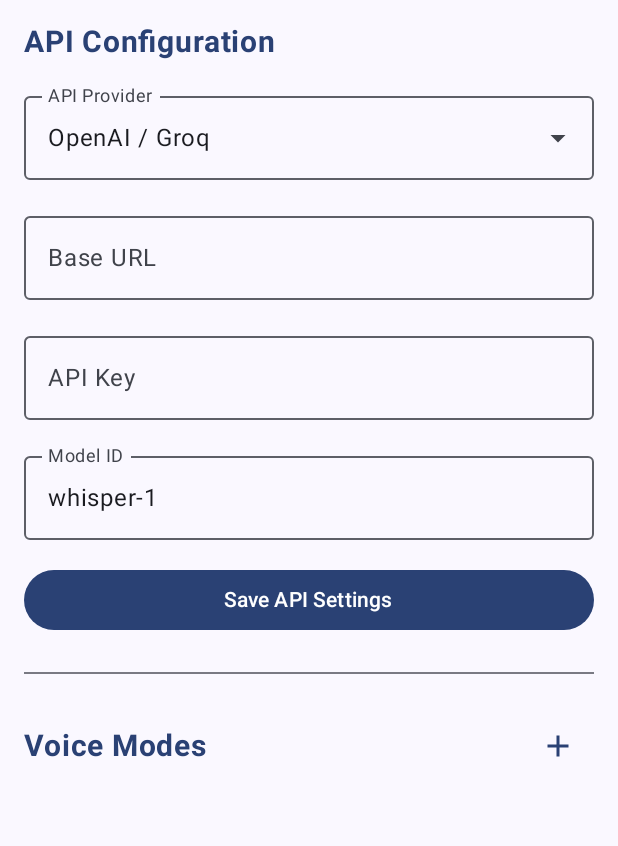
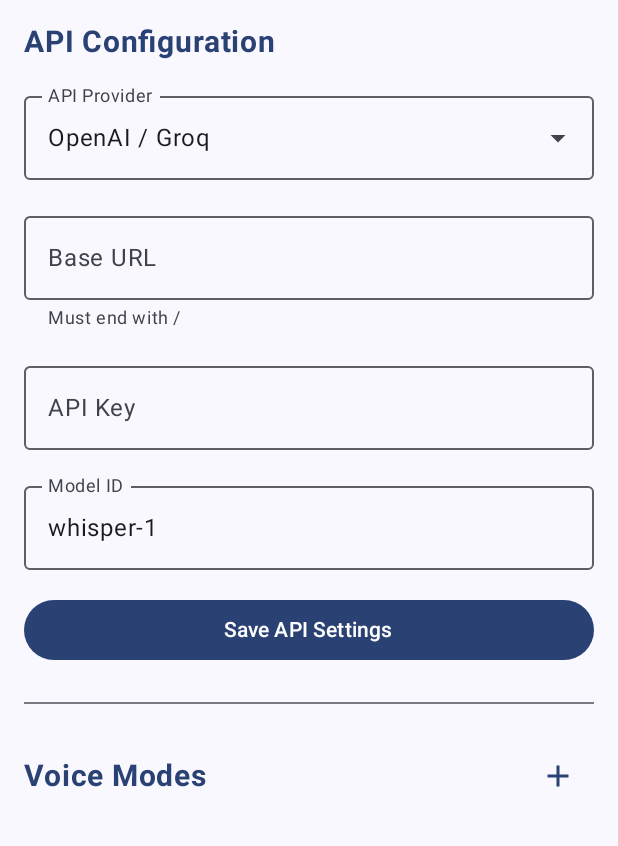
Before and after one commit to alexey-a-abramov/hyperwhisper, an Android app built with Jetpack Compose: the screen it shows after launch (SettingsActivity), on a phone screen of 412 x 824 dp, the part 96-942 px from its top. Run offline under Robolectric (Android 15) with nearby library versions, the phone set to English and light mode, and no system bars; our stand-ins replace Dagger/Hilt's generated code; 4 statements that could not run were skipped.

Commit message:
Fix: Add trailing slash to base URL for Retrofit
Issue: App crashed with "baseUrl must end in /"
Cause: Retrofit requires base URLs to end with trailing slash

Fixes:
- Default base URL now: https://api.openai.com/v1/
- Auto-normalize URLs when saving settings
- Add helpful text: "Must end with /"
- Placeholder shows correct format

This fixes the crash reported in first launch.

```diff
--- a/app/src/main/java/com/hyperwhisper/ime/ui/settings/SettingsScreen.kt
+++ b/app/src/main/java/com/hyperwhisper/ime/ui/settings/SettingsScreen.kt
@@ -84,7 +84,8 @@
                     value = baseUrl,
                     onValueChange = { baseUrl = it },
                     label = { Text("Base URL") },
-                    placeholder = { Text("https://api.openai.com/v1") },
+                    placeholder = { Text("https://api.openai.com/v1/") },
+                    supportingText = { Text("Must end with /") },
                     modifier = Modifier.fillMaxWidth(),
                     singleLine = true
                 )
```
Also changed, not shown: app/src/main/java/com/hyperwhisper/ime/data/SettingsRepository.kt (+8 -2 lines).
